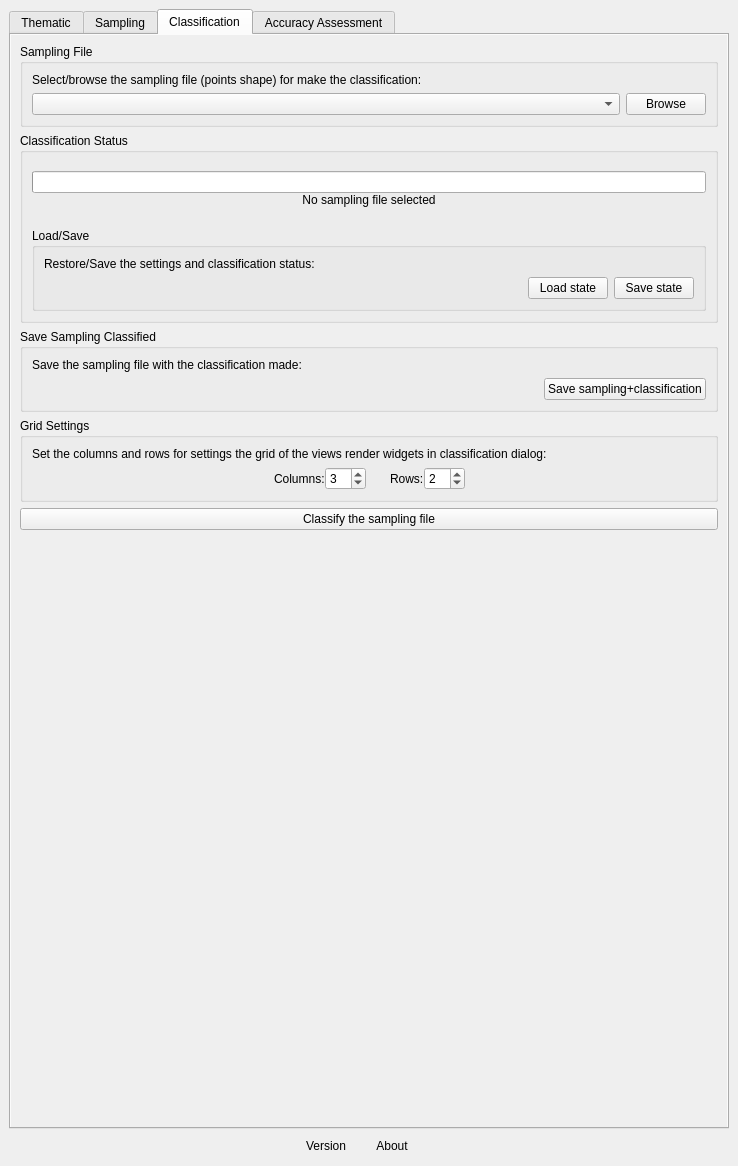
Qt form ui/acatama_dockwidget.ui (SMByC/AcATaMa) before a commit.
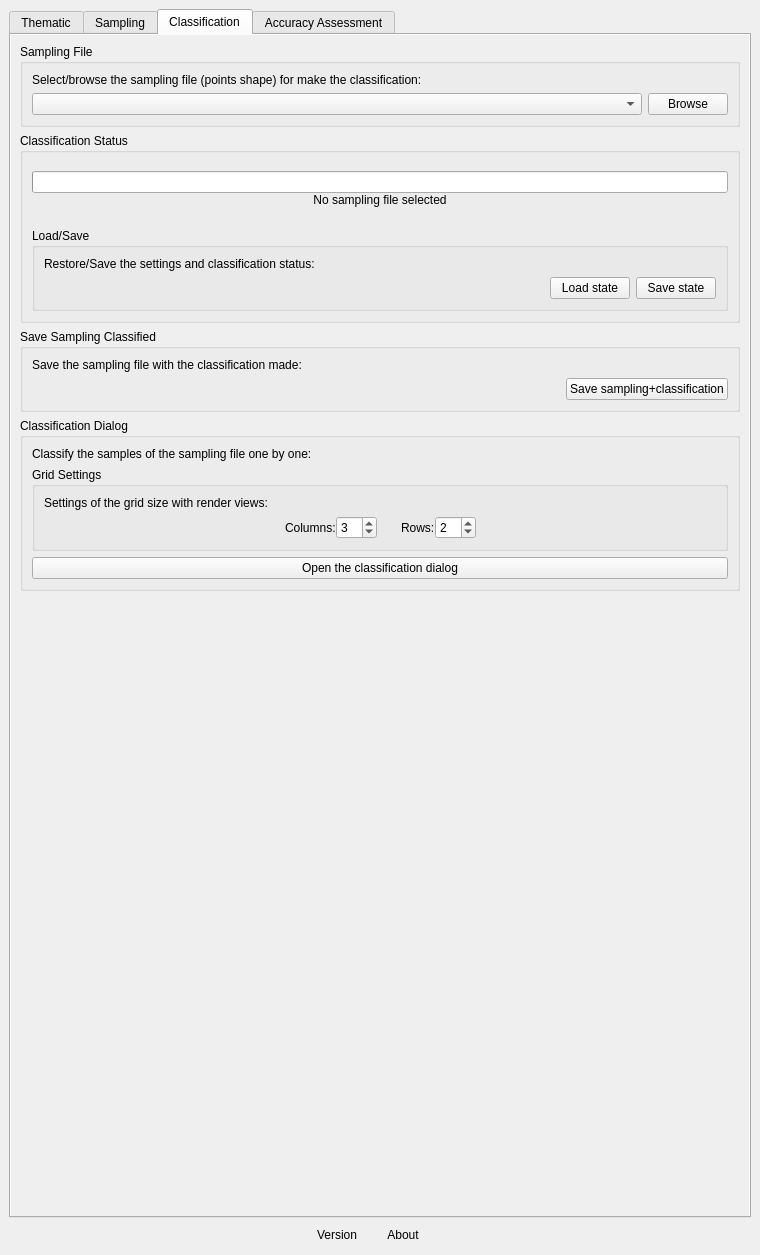
The same form after that commit. The open tabs and pages were chosen to show the change. Custom widgets are drawn as their Qt base class.

Commit message: Some UI adjusts groupbox in classification tab

Patch:
```diff
--- a/ui/acatama_dockwidget.ui
+++ b/ui/acatama_dockwidget.ui
@@ -6,8 +6,8 @@
    <rect>
     <x>0</x>
     <y>0</y>
-    <width>738</width>
-    <height>1166</height>
+    <width>760</width>
+    <height>1255</height>
    </rect>
   </property>
   <property name="windowTitle">
@@ -861,8 +861,8 @@
             <rect>
              <x>0</x>
              <y>0</y>
-             <width>714</width>
-             <height>1003</height>
+             <width>736</width>
+             <height>1092</height>
             </rect>
            </property>
            <layout class="QVBoxLayout" name="verticalLayout_24">
@@ -1117,7 +1117,26 @@
              </widget>
             </item>
             <item>
-             <widget class="QGroupBox" name="QGBox_grid_settings">
+             <widget class="QGroupBox" name="QGBox_ClassificationDialog">
+              <property name="title">
+               <string>Classification Dialog</string>
+              </property>
+              <layout class="QVBoxLayout" name="verticalLayout_31">
+               <item>
+                <widget class="QLabel" name="label_25">
+                 <property name="text">
+                  <string>Classify the samples of the sampling file one by one:</string>
+                 </property>
+                 <property name="alignment">
+                  <set>Qt::AlignJustify|Qt::AlignVCenter</set>
+                 </property>
+                 <property name="wordWrap">
+                  <bool>true</bool>
+                 </property>
+                </widget>
+               </item>
+               <item>
+                <widget class="QGroupBox" name="QGBox_GridSettings">
               <property name="title">
                <string>Grid Settings</string>
               </property>
@@ -1125,7 +1144,7 @@
                <item>
                 <widget class="QLabel" name="label_30">
                  <property name="text">
-                  <string>Set the columns and rows for settings the grid of the views render widgets in classification dialog:</string>
+                     <string>Settings of the grid size with render views:</string>
                  </property>
                  <property name="alignment">
                   <set>Qt::AlignJustify|Qt::AlignVCenter</set>
@@ -1235,8 +1254,11 @@
             <item>
              <widget class="QPushButton" name="QPBtn_OpenClassificationDialog">
               <property name="text">
-               <string>Classify the sampling file</string>
-              </property>
+                  <string>Open the classification dialog</string>
+                 </property>
+                </widget>
+               </item>
+              </layout>
              </widget>
             </item>
             <item>
```
Left out of the diff: 12 changed lines with no effect on the pictures. Lines whose indentation alone changed are shown as unchanged. The commit also changes 3 other files.
